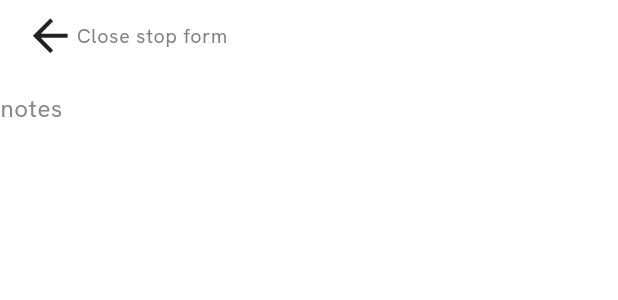
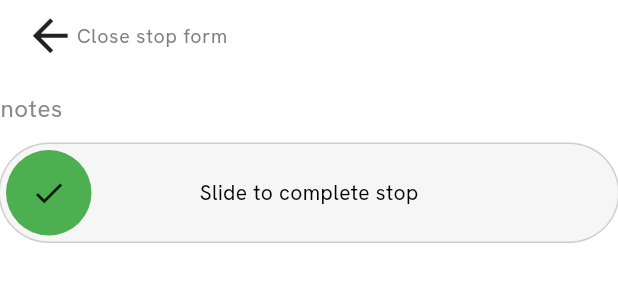
Before and after one commit to JJ38/HighFlyersApp, a Flutter app: the StopForm widget shown alone on an empty page, opened directly with empty values, on a phone screen of 412 x 824 dp. Shown: the top 300 px of the screen. Run offline on Flutter 3.47's test engine with Material 3 defaults, Android fonts, the phone set to English and light mode, and no system bars; drawn by our look-alikes of action_slider, flutter_styled_toast; our stand-ins replace cloud_firestore, firebase_auth, firebase_core, google_fonts, google_maps_flutter; missing offline and left inert: google_maps_flutter_android, google_maps_flutter_platform_interface, map_launcher, widget_to_marker; accounts and stored records are empty.

Commit message:
can now mark a stop as completed

```diff
--- a/lib/components/stop_form.dart
+++ b/lib/components/stop_form.dart
@@ -1,11 +1,13 @@
+import 'package:action_slider/action_slider.dart';
 import 'package:flutter/material.dart';
 
 class StopForm extends StatefulWidget {
 
   final void Function() updateState;
   final void Function() hideStopForm;
+  final Future<void> Function(dynamic) completeStop;
 
-  const StopForm(this.updateState, this.hideStopForm, {super.key});
+  const StopForm({required this.updateState, required this.hideStopForm, required this.completeStop, super.key});
 
   @override
   State<StopForm> createState() => _StopFormState();
@@ -50,6 +52,17 @@ class _StopFormState extends State<StopForm> {
             ),
           ),
         ),
+        Center(
+          child: ActionSlider.standard(
+            icon: Icon(Icons.done),
+            toggleColor: Colors.green,
+            backgroundColor: const Color.fromARGB(255, 246, 246, 246),
+            boxShadow: [BoxShadow(color: const Color.fromARGB(255, 206, 206, 206), blurRadius: 0, spreadRadius: 1)],
+            borderWidth: 4,
+            child: Text("Slide to complete stop", style: TextStyle(color: Colors.black),),
+            action: (controller) async { await widget.completeStop(controller);}
+          )
+        )
       ]
 
     );
```
Also changed, not shown: lib/controllers/stop_screen_controller.dart (+23 -2 lines), lib/models/stop_screen_model.dart (+15 -8 lines), lib/screens/driver/stop_screen.dart (+17 -14 lines).
